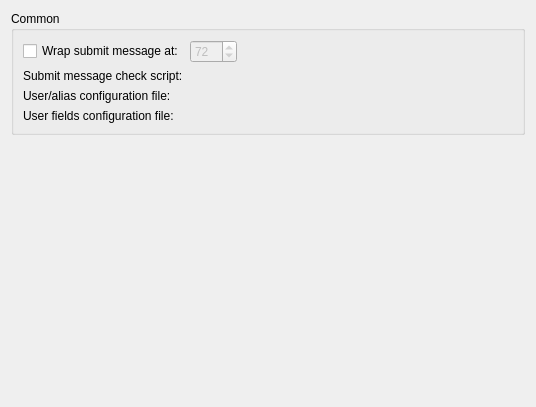
This is src/plugins/vcsbase/vcsbasesettingspage.ui in qt-creator/qt-creator as Qt 5 draws it before an edit. The edited form follows.
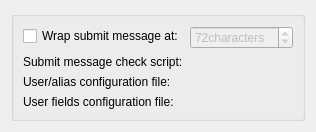
This is the edited form. Custom widgets are drawn as their Qt base class.

Patch:
```diff
--- a/src/plugins/vcsbase/vcsbasesettingspage.ui
+++ b/src/plugins/vcsbase/vcsbasesettingspage.ui
@@ -2,73 +2,14 @@
 <ui version="4.0">
  <class>VCSBaseSettingsPage</class>
  <widget class="QWidget" name="VCSBaseSettingsPage">
-  <property name="geometry">
-   <rect>
-    <x>0</x>
-    <y>0</y>
-    <width>536</width>
-    <height>407</height>
-   </rect>
-  </property>
-  <layout class="QVBoxLayout" name="verticalLayout_3">
-   <item>
-    <widget class="QGroupBox" name="groupBox">
-     <property name="title">
-      <string>Common</string>
-     </property>
-     <layout class="QHBoxLayout" name="horizontalLayout_2">
-      <item>
-       <layout class="QVBoxLayout" name="verticalLayout_2">
-        <item>
          <layout class="QVBoxLayout" name="verticalLayout">
           <item>
-           <layout class="QHBoxLayout" name="horizontalLayout">
-            <item>
-             <widget class="QCheckBox" name="lineWrapCheckBox">
-              <property name="text">
-               <string>Wrap submit message at:</string>
-              </property>
-             </widget>
-            </item>
-            <item>
-             <widget class="QSpinBox" name="lineWrapSpinBox">
-              <property name="enabled">
-               <bool>false</bool>
-              </property>
-              <property name="minimum">
-               <number>40</number>
-              </property>
-              <property name="maximum">
-               <number>200</number>
-              </property>
-              <property name="value">
-               <number>72</number>
-              </property>
-             </widget>
-            </item>
-            <item>
-             <spacer name="horizontalSpacer_2">
-              <property name="orientation">
-               <enum>Qt::Horizontal</enum>
-              </property>
-              <property name="sizeHint" stdset="0">
-               <size>
-                <width>40</width>
-                <height>20</height>
-               </size>
-              </property>
-             </spacer>
-            </item>
-           </layout>
-          </item>
-         </layout>
-        </item>
-        <item>
+    <widget class="QGroupBox" name="commonGroupBox">
          <layout class="QFormLayout" name="formLayout">
           <property name="rowWrapPolicy">
            <enum>QFormLayout::WrapLongRows</enum>
           </property>
-          <item row="0" column="0">
+      <item row="1" column="0">
            <widget class="QLabel" name="submitMessageCheckScriptLabel">
             <property name="toolTip">
              <string>An executable which is called with the submit message in a temporary file as first argument. It should return with an exit != 0 and a message on standard error to indicate failure.</string>
@@ -78,10 +19,10 @@
             </property>
            </widget>
           </item>
-          <item row="0" column="1">
-           <widget class="Utils::PathChooser" name="submitMessageCheckScriptChooser" native="true"/>
-          </item>
-          <item row="1" column="0">
+      <item row="1" column="1">
+       <widget class="Utils::PathChooser" name="submitMessageCheckScriptChooser"/>
+      </item>
+      <item row="2" column="0">
            <widget class="QLabel" name="nickNameMailMapLabel">
             <property name="toolTip">
              <string>A file listing user names and email addresses in a 4-column mailmap format:
@@ -92,10 +33,10 @@
             </property>
            </widget>
           </item>
-          <item row="1" column="1">
-           <widget class="Utils::PathChooser" name="nickNameMailMapChooser" native="true"/>
-          </item>
-          <item row="2" column="0">
+      <item row="2" column="1">
+       <widget class="Utils::PathChooser" name="nickNameMailMapChooser"/>
+      </item>
+      <item row="3" column="0">
            <widget class="QLabel" name="nickNameFieldsFileLabel">
             <property name="toolTip">
              <string>A simple file containing lines with field names like &quot;Reviewed-By:&quot; which will be added below the submit editor.</string>
@@ -105,12 +46,34 @@
             </property>
            </widget>
           </item>
-          <item row="2" column="1">
-           <widget class="Utils::PathChooser" name="nickNameFieldsFileChooser" native="true"/>
-          </item>
-         </layout>
-        </item>
-       </layout>
+      <item row="3" column="1">
+       <widget class="Utils::PathChooser" name="nickNameFieldsFileChooser"/>
+      </item>
+      <item row="0" column="0">
+       <widget class="QCheckBox" name="lineWrapCheckBox">
+        <property name="text">
+         <string>Wrap submit message at:</string>
+        </property>
+       </widget>
+      </item>
+      <item row="0" column="1">
+       <widget class="QSpinBox" name="lineWrapSpinBox">
+        <property name="enabled">
+         <bool>false</bool>
+        </property>
+        <property name="suffix">
+         <string>characters</string>
+        </property>
+        <property name="minimum">
+         <number>40</number>
+        </property>
+        <property name="maximum">
+         <number>200</number>
+        </property>
+        <property name="value">
+         <number>72</number>
+        </property>
+       </widget>
       </item>
      </layout>
     </widget>
@@ -120,10 +83,13 @@
      <property name="orientation">
       <enum>Qt::Vertical</enum>
      </property>
+     <property name="sizeType">
+      <enum>QSizePolicy::MinimumExpanding</enum>
+     </property>
      <property name="sizeHint" stdset="0">
       <size>
-       <width>20</width>
-       <height>307</height>
+       <width>0</width>
+       <height>0</height>
       </size>
      </property>
     </spacer>
```
Left out of the diff: 19 changed lines with no effect on the pictures. Lines whose indentation alone changed are shown as unchanged.
